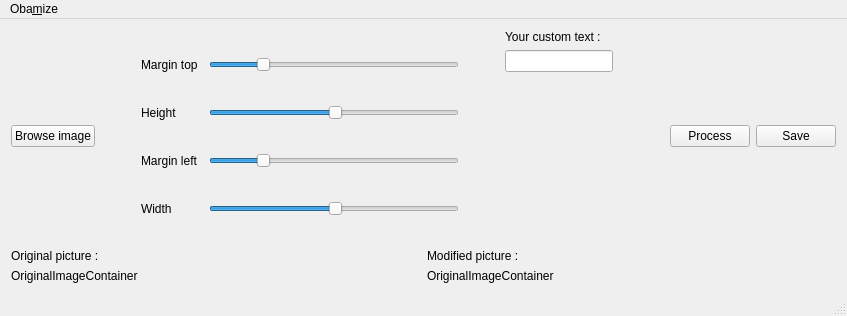
Above: mainwindow.ui from Squadella/Obamize before the change. Below: the same form after it.
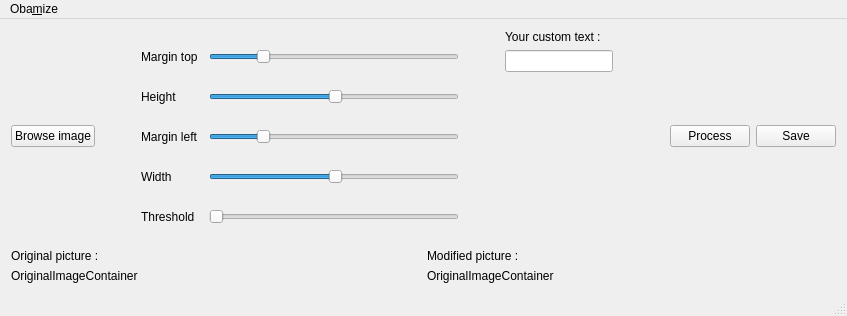
That is the form after the change. Icons and pictures are not drawn.

Commit message: Added save function and slider for threshold.

What changed in the file:
```diff
--- a/mainwindow.ui
+++ b/mainwindow.ui
@@ -115,6 +115,13 @@
             </property>
            </widget>
           </item>
+          <item row="4" column="0">
+           <widget class="QLabel" name="label_8">
+            <property name="text">
+             <string>Threshold</string>
+            </property>
+           </widget>
+          </item>
           <item row="2" column="0">
            <widget class="QLabel" name="label_4">
             <property name="text">
@@ -122,6 +129,16 @@
             </property>
            </widget>
           </item>
+          <item row="4" column="1">
+           <widget class="QSlider" name="thresholdSlider">
+            <property name="maximum">
+             <number>235</number>
+            </property>
+            <property name="orientation">
+             <enum>Qt::Horizontal</enum>
+            </property>
+           </widget>
+          </item>
          </layout>
         </item>
         <item>
```
Left out of the diff: 2 changed lines with no effect on the pictures. The commit also changes 2 other files.
